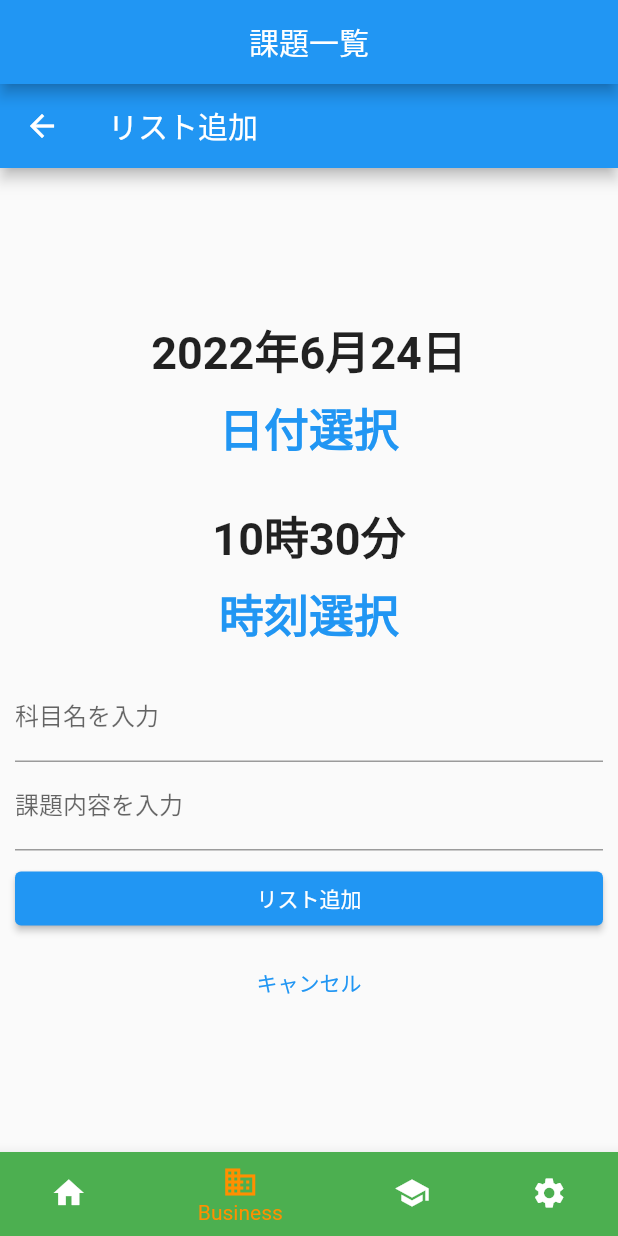
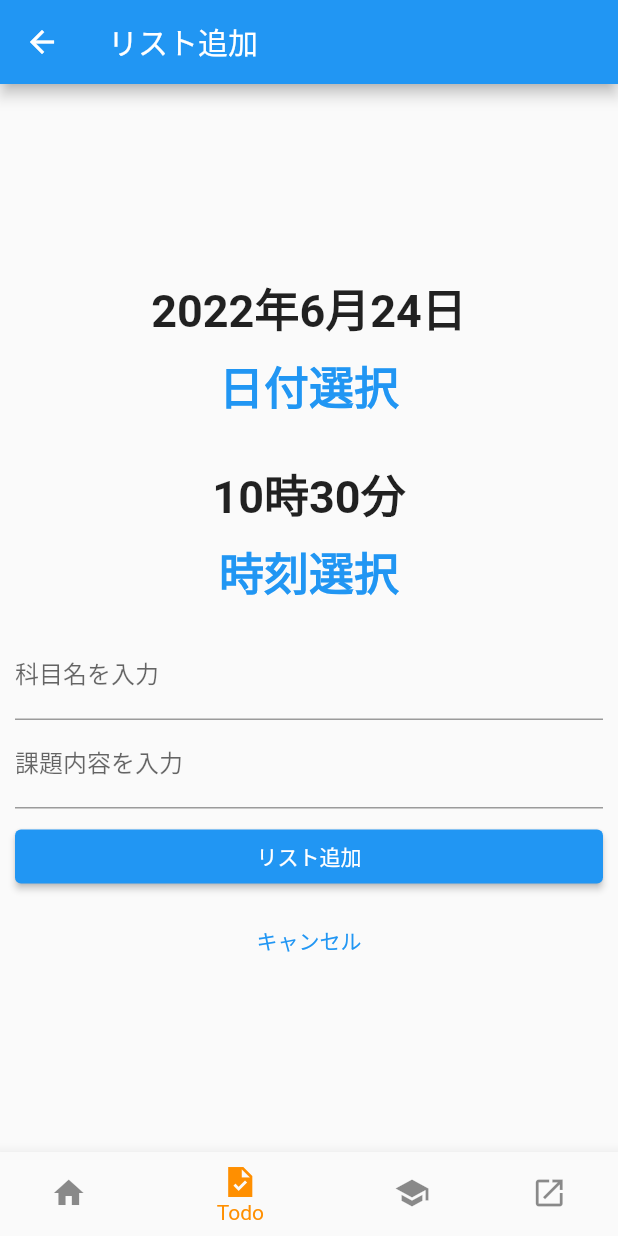
Before and after one commit to 8424bot/monodes2022_flutter, a Flutter app: the screen it shows after launch, item 2 of the bottom bar chosen, after a tap on the "add" icon, on a phone screen of 412 x 824 dp. Run offline on Flutter 3.47's test engine with Material 2 defaults, Android fonts, the phone set to English and light mode, and no system bars; our stand-ins replace drift, flutter_datetime_picker, flutter_hooks, flutter_riverpod, flutter_slidable, freezed_annotation and 1 more; accounts and stored records are empty; generated files the repository leaves out were written again.

Commit message:
todoListなどを手動マージ

```diff
--- /dev/null
+++ b/lib/view/home/home.dart
@@ -0,0 +1,64 @@
+import 'package:flutter/material.dart';
+
+void main() {
+  runApp(const home());
+}
+
+class home extends StatelessWidget {
+  const home({Key? key}) : super(key: key);
+
+  // This widget is the root of your application.
+  @override
+  Widget build(BuildContext context) {
+    return MaterialApp(
+      debugShowCheckedModeBanner: false,
+      title: 'Flutter Demo',
+      theme: ThemeData(
+        primarySwatch: Colors.blue,
+      ),
+      home: const MyHomePage(title: 'Flutter Demo Home Page'),
+    );
+  }
+}
+
+class MyHomePage extends StatefulWidget {
+  const MyHomePage({Key? key, required this.title}) : super(key: key);
+
+  final String title;
+
+  @override
+  State<MyHomePage> createState() => _MyHomePageState();
+}
+
+class _MyHomePageState extends State<MyHomePage> {
+  @override
+  Widget build(BuildContext context) {
+    return Scaffold(
+      // appBar: AppBar(
+      //   title: Text(widget.title),
+      // ),
+      body: Center(
+        child: Column(
+          mainAxisAlignment: MainAxisAlignment.center,
+          children: const <Widget>[
+            Text(
+              'Support app',
+              style: TextStyle(fontSize: 30, fontWeight: FontWeight.bold),
+            ),
+            Padding(padding: EdgeInsets.all(5)),
+            Text("for OIT students"),
+            // Text(
+            //   '$_counter',
+            //   style: Theme.of(context).textTheme.headline4,
+            // ),
+          ],
+        ),
+      ),
+      // floatingActionButton: FloatingActionButton(
+      //   onPressed: _incrementCounter,
+      //   tooltip: 'Increment',
+      //   child: const Icon(Icons.add),
+      // ),
+    );
+  }
+}
--- a/lib/view/root.dart
+++ b/lib/view/root.dart
@@ -1,3 +1,4 @@
+import 'package:app_home_demo/view/home/home.dart';
 import 'package:flutter/material.dart';
 // ignore: unused_import
 import 'package:app_home_demo/view/bookmark/oitweb_page.dart';
@@ -34,10 +35,7 @@ class _MyStatefulWidgetState extends State<MyStatefulWidget> {
   static const TextStyle optionStyle =
       TextStyle(fontSize: 30, fontWeight: FontWeight.bold);
   static final List<Widget> _widgetOptions = <Widget>[
-    const Text(
-      'Index 0: Home',
-      style: optionStyle,
-    ),
+    const home(),
     const MyTodoApp(),
     const Timateble(),
     BookMark(),
@@ -67,10 +65,10 @@ class _MyStatefulWidgetState extends State<MyStatefulWidget> {
   @override
   Widget build(BuildContext context) {
     return Scaffold(
-      appBar: AppBar(
-        centerTitle: true,
-        title: Text(_title),
-      ),
+      // appBar: AppBar(
+      //   centerTitle: true,
+      //   title: Text(_title),
+      // ),
       body: Center(
         child: _widgetOptions.elementAt(_selectedIndex),
       ),
@@ -79,25 +77,26 @@ class _MyStatefulWidgetState extends State<MyStatefulWidget> {
           BottomNavigationBarItem(
             icon: Icon(Icons.home),
             label: 'Home',
-            backgroundColor: Colors.red,
+            //backgroundColor: Colors.red,
           ),
           BottomNavigationBarItem(
-            icon: Icon(Icons.business),
-            label: 'Business',
-            backgroundColor: Colors.green,
+            icon: Icon(Icons.task_sharp),
+            label: 'Todo',
+            //backgroundColor: Colors.green,
           ),
           BottomNavigationBarItem(
             icon: Icon(Icons.school),
             label: 'School',
-            backgroundColor: Colors.purple,
+            //backgroundColor: Colors.purple,
           ),
           BottomNavigationBarItem(
-            icon: Icon(Icons.settings),
-            label: 'Settings',
-            backgroundColor: Colors.grey,
+            icon: Icon(Icons.launch),
+            label: 'Links',
+            //backgroundColor: Colors.pink,
           ),
         ],
         currentIndex: _selectedIndex,
+        unselectedItemColor: Colors.black45,
         selectedItemColor: Colors.amber[800],
         onTap: _onItemTapped,
       ),
--- a/lib/view/todo/Todo.dart
+++ b/lib/view/todo/Todo.dart
@@ -1,8 +1,10 @@
 import 'package:flutter/material.dart';
 import 'package:flutter/services.dart';
 
-DateTime gdate = DateTime.now();
-TimeOfDay gtime = TimeOfDay.now();
+import '../../main.dart';
+
+DateTime _date = DateTime.now();
+TimeOfDay _time = TimeOfDay.now();
 
 void main() {
   // 最初に表示するWidget
@@ -25,31 +27,39 @@ class MyTodoApp extends StatelessWidget {
         visualDensity: VisualDensity.adaptivePlatformDensity,
       ),
       // リスト一覧画面を表示
-      home: TodoListPage(),
+      home: const TodoListPage(),
     );
   }
 }
 
 // リスト一覧画面用Widget
 class TodoListPage extends StatefulWidget {
+  const TodoListPage({Key? key}) : super(key: key);
+
   @override
   _TodoListPageState createState() => _TodoListPageState();
 }
 
 class _TodoListPageState extends State<TodoListPage> {
   // Todoリストのデータ
-  List<String> todoList = [];
 
   @override
   Widget build(BuildContext context) {
     return Scaffold(
+      // AppBarを表示し、タイトルも設定
+      appBar: AppBar(
+        centerTitle: true,
+        title: const Text("課題一覧"),
+      ),
       // データを元にListViewを作成
       body: ListView.builder(
         itemCount: todoList.length,
         itemBuilder: (context, index) {
           return Card(
             child: ListTile(
-              title: Text(todoList[index]),
+              title: Text(todoList[index][0] +
+                  " ${todoList[index][1].year}年${todoList[index][1].month}月${todoList[index][1].day}日" +
+                  " ${todoList[index][2]}時${todoList[index][3]}分"),
             ),
           );
         },
@@ -61,26 +71,42 @@ class _TodoListPageState extends State<TodoListPage> {
           final newListText = await Navigator.of(context).push(
             MaterialPageRoute(builder: (context) {
               // 遷移先の画面としてリスト追加画面を指定
-              return TodoAddPage();
+              return const TodoAddPage();
             }),
           );
           if (newListText != null) {
             // キャンセルした場合は newListText が null となるので注意
             setState(() {
               // リスト追加
-              todoList.add(newListText +
-                  " ${gdate.year}年${gdate.month}月${gdate.day}日" +
-                  " ${gtime.hour}時${gtime.minute}分");
+              todoList.add([newListText, _date, _time.hour, _time.minute]);
+              todoList.sort((a, b) {
+                int result1 = a[1].compareTo(b[1]);
+                if (result1 != 0) return result1;
+                int result2 = a[2].compareTo(b[2]);
+                if (result2 != 0) return result2;
+                return a[3].compareTo(b[3]);
+              });
+              //臨時の時間切れ消去プログラム置き場
+              while (todoList.isNotEmpty) {
+                if (todoList[0][1].isBefore(
+                    DateTime.now().subtract(const Duration(days: 1)))) {
+                  todoList.removeAt(0);
+                } else {
+                  break;
+                }
+              }
             });
           }
         },
-        child: Icon(Icons.add),
+        child: const Icon(Icons.add),
       ),
     );
   }
 }
 
 class TodoAddPage extends StatefulWidget {
+  const TodoAddPage({Key? key}) : super(key: key);
+
   @override
   _TodoAddPageState createState() => _TodoAddPageState();
 }
@@ -95,16 +121,16 @@ class _TodoAddPageState extends State<TodoAddPage> {
   Widget build(BuildContext context) {
     return Scaffold(
       appBar: AppBar(
-        title: Text('リスト追加'),
+        title: const Text('リスト追加'),
       ),
       body: Container(
         // 余白を付ける
-        padding: EdgeInsets.all(10),
+        padding: const EdgeInsets.all(10),
         child: Column(
           mainAxisAlignment: MainAxisAlignment.center,
           children: <Widget>[
-            DatePicker(),
-            TimePicker(),
+            const DatePicker(),
+            const TimePicker(),
             // テキスト入力
             TextFormField(
               decoration: const InputDecoration(
@@ -133,7 +159,7 @@ class _TodoAddPageState extends State<TodoAddPage> {
               },
             ),
             const SizedBox(height: 8),
-            Container(
+            SizedBox(
               // 横幅いっぱいに広げる
               width: double.infinity,
               // リスト追加ボタン
@@ -141,13 +167,14 @@ class _TodoAddPageState extends State<TodoAddPage> {
                 onPressed: () {
                   // "pop"で前の画面に戻る
                   // "pop"の引数から前の画面にデータを渡す
-                  Navigator.of(context).pop(_text + " " + _task);
+                  Navigator.of(context).pop("$_text $_task");
                 },
-                child: Text('リスト追加', style: TextStyle(color: Colors.white)),
+                child:
+                    const Text('リスト追加', style: TextStyle(color: Colors.white)),
               ),
             ),
             const SizedBox(height: 8),
-            Container(
+            SizedBox(
               // 横幅いっぱいに広げる
               width: double.infinity,
               // キャンセルボタン
@@ -157,7 +184,7 @@ class _TodoAddPageState extends State<TodoAddPage> {
                   // "pop"で前の画面に戻る
                   Navigator.of(context).pop();
                 },
-                child: Text('キャンセル'),
+                child: const Text('キャンセル'),
               ),
             ),
           ],
@@ -168,29 +195,30 @@ class _TodoAddPageState extends State<TodoAddPage> {
 }
 
 class DatePicker extends StatefulWidget {
+  const DatePicker({Key? key}) : super(key: key);
+
   @override
   _DatePickerState createState() => _DatePickerState();
 }
 
 class _DatePickerState extends State<DatePicker> {
   // 現在日時
-  DateTime _date = DateTime.now();
 
   // ボタン押下時のイベント
   void onPressedRaisedButton() async {
     final DateTime? picked = await showDatePicker(
         context: context,
-        initialDate: _date,
-        firstDate: DateTime(2020),
-        lastDate: DateTime.now().add(const Duration(days: 360)));
+        initialDate: DateTime.now(),
+        firstDate: DateTime(2020), //ここ編集
+        lastDate: DateTime.now().add(const Duration(days: 365)));
 
     if (picked != null) {
       // 日時反映
       setState(() => _date = picked);
-      setState(() => gdate = picked);
     }
   }
 
+  @override
   Widget build(BuildContext context) {
     return Container(
         padding: const EdgeInsets.all(10.0),
@@ -199,14 +227,14 @@ class _DatePickerState extends State<DatePicker> {
             // 日時表示部分
             Center(
                 child: Text("${_date.year}年${_date.month}月${_date.day}日",
-                    style:
-                        TextStyle(fontSize: 30, fontWeight: FontWeight.bold))),
+                    style: const TextStyle(
+                        fontSize: 30, fontWeight: FontWeight.bold))),
             // DatePicker表示ボタン。
             TextButton(
                 onPressed: () =>
                     // 押下時のイベントを宣言。
                     onPressedRaisedButton(),
-                child: Text('日付選択',
+                child: const Text('日付選択',
                     style:
                         TextStyle(fontSize: 30, fontWeight: FontWeight.bold)))
           ],
@@ -216,26 +244,26 @@ class _DatePickerState extends State<DatePicker> {
 
 //time
 class TimePicker extends StatefulWidget {
+  const TimePicker({Key? key}) : super(key: key);
+
   @override
   _TimePickerState createState() => _TimePickerState();
 }
 
 class _TimePickerState extends State<TimePicker> {
   // 現在日時
-  TimeOfDay _time = TimeOfDay.now();
 
   // ボタン押下時のイベント
   void onPressedRaisedButton() async {
     final TimeOfDay? picked =
-        (await showTimePicker(context: context, initialTime: TimeOfDay.now()))
-            as TimeOfDay?;
+        (await showTimePicker(context: context, initialTime: TimeOfDay.now()));
     if (picked != null) {
       // 日時反映
       setState(() => _time = picked);
-      setState(() => gtime = picked);
     }
   }
 
+  @override
   Widget build(BuildContext context) {
     return Container(
         padding: const EdgeInsets.all(10.0),
@@ -244,14 +272,14 @@ class _TimePickerState extends State<TimePicker> {
             // 日時表示部分
             Center(
                 child: Text("${_time.hour}時${_time.minute}分",
-                    style:
-                        TextStyle(fontSize: 30, fontWeight: FontWeight.bold))),
+                    style: const TextStyle(
+                        fontSize: 30, fontWeight: FontWeight.bold))),
             // DatePicker表示ボタン。
             TextButton(
                 onPressed: () =>
                     // 押下時のイベントを宣言。
                     onPressedRaisedButton(),
-                child: Text('時刻選択',
+                child: const Text('時刻選択',
                     style:
                         TextStyle(fontSize: 30, fontWeight: FontWeight.bold)))
           ],
```
Also changed, not shown: lib/main.dart (+9 -1 lines), lib/view/bookmark/bkm_view.dart (+5 -2 lines), lib/view/bookmark/oitweb_page.dart (+41 -59 lines), lib/view/timetable/Timetable_page.dart (+24 -10 lines).
